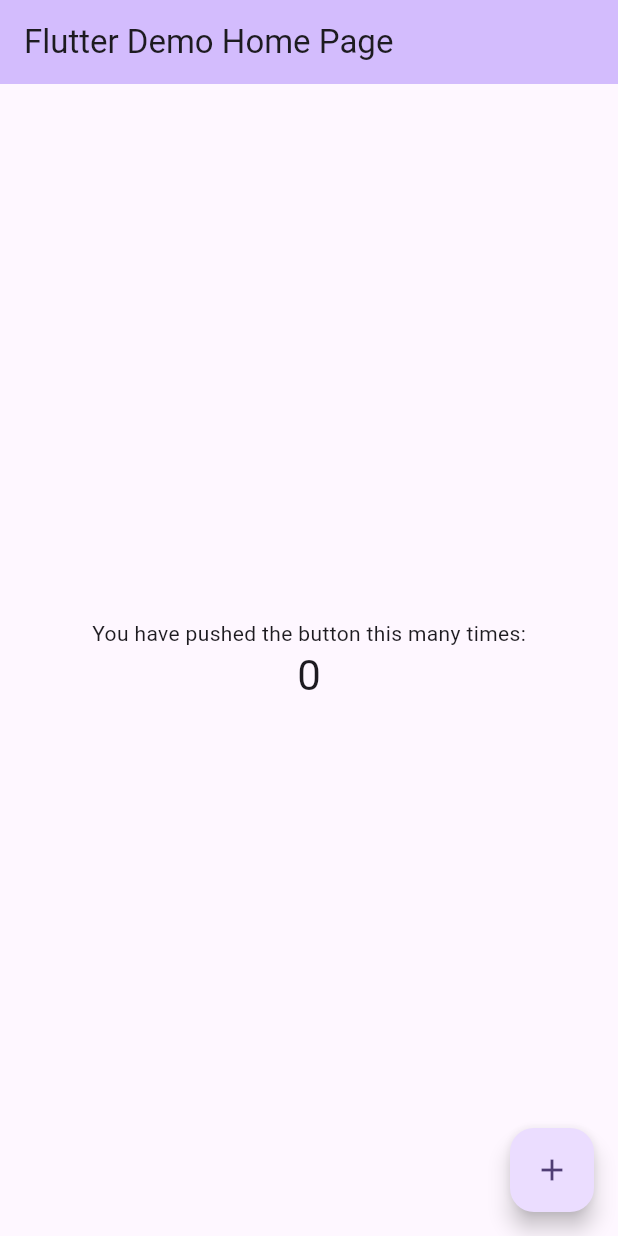
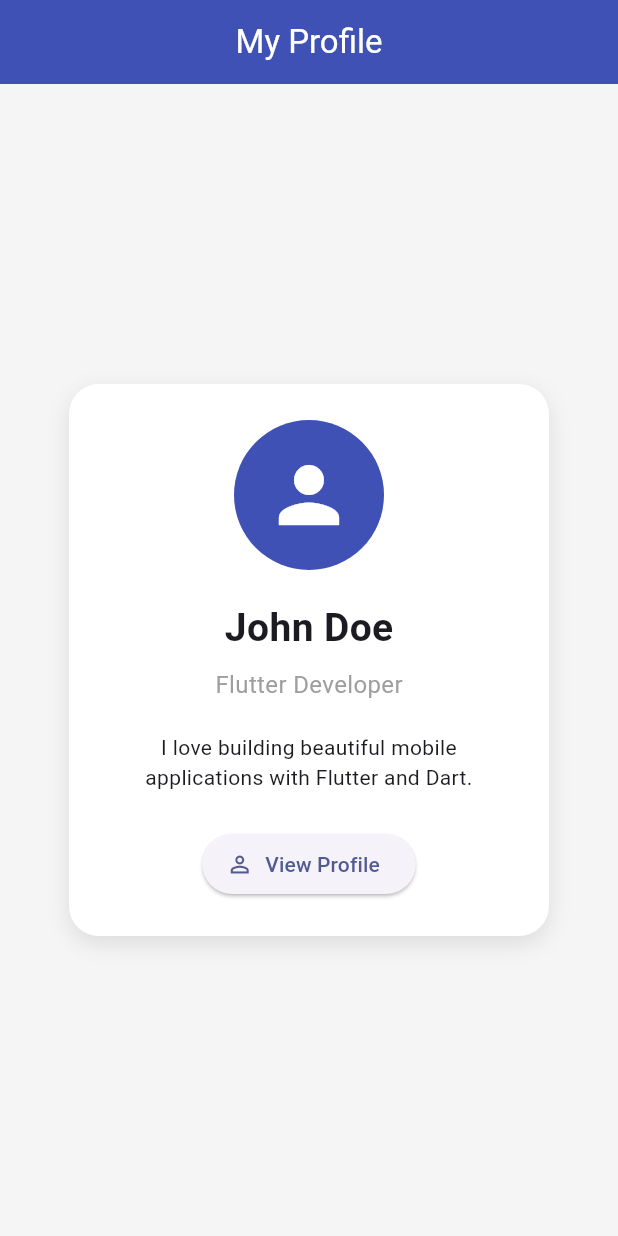
Before and after one commit to smsultan76/flutter_app, a Flutter app: the screen it shows after launch, on a phone screen of 412 x 824 dp. Run offline on Flutter 3.47's test engine with Material 3 defaults, Android fonts, the phone set to English and light mode, and no system bars.

Commit message:
profile card

```diff
--- a/lib/main.dart
+++ b/lib/main.dart
@@ -1,121 +1,122 @@
+
 import 'package:flutter/material.dart';
 
 void main() {
   runApp(const MyApp());
 }
 
+// Root application widget
 class MyApp extends StatelessWidget {
   const MyApp({super.key});
 
-  // This widget is the root of your application.
   @override
   Widget build(BuildContext context) {
     return MaterialApp(
-      title: 'Flutter Demo',
+      debugShowCheckedModeBanner: false,
+      title: 'My Profile App',
       theme: ThemeData(
-        // This is the theme of your application.
-        //
-        // TRY THIS: Try running your application with "flutter run". You'll see
-        // the application has a purple toolbar. Then, without quitting the app,
-        // try changing the seedColor in the colorScheme below to Colors.green
-        // and then invoke "hot reload" (save your changes or press the "hot
-        // reload" button in a Flutter-supported IDE, or press "r" if you used
-        // the command line to start the app).
-        //
-        // Notice that the counter didn't reset back to zero; the application
-        // state is not lost during the reload. To reset the state, use hot
-        // restart instead.
-        //
-        // This works for code too, not just values: Most code changes can be
-        // tested with just a hot reload.
-        colorScheme: .fromSeed(seedColor: Colors.deepPurple),
+        colorScheme: ColorScheme.fromSeed(
+          seedColor: Colors.indigo,
+        ),
+        useMaterial3: true,
       ),
-      home: const MyHomePage(title: 'Flutter Demo Home Page'),
+      home: const ProfilePage(),
     );
   }
 }
 
-class MyHomePage extends StatefulWidget {
-  const MyHomePage({super.key, required this.title});
-
-  // This widget is the home page of your application. It is stateful, meaning
-  // that it has a State object (defined below) that contains fields that affect
-  // how it looks.
-
-  // This class is the configuration for the state. It holds the values (in this
-  // case the title) provided by the parent (in this case the App widget) and
-  // used by the build method of the State. Fields in a Widget subclass are
-  // always marked "final".
-
-  final String title;
-
-  @override
-  State<MyHomePage> createState() => _MyHomePageState();
-}
-
-class _MyHomePageState extends State<MyHomePage> {
-  int _counter = 0;
-
-  void _incrementCounter() {
-    setState(() {
-      // This call to setState tells the Flutter framework that something has
-      // changed in this State, which causes it to rerun the build method below
-      // so that the display can reflect the updated values. If we changed
-      // _counter without calling setState(), then the build method would not be
-      // called again, and so nothing would appear to happen.
-      _counter++;
-    });
-  }
+// Profile screen
+class ProfilePage extends StatelessWidget {
+  const ProfilePage({super.key});
 
   @override
   Widget build(BuildContext context) {
-    // This method is rerun every time setState is called, for instance as done
-    // by the _incrementCounter method above.
-    //
-    // The Flutter framework has been optimized to make rerunning build methods
-    // fast, so that you can just rebuild anything that needs updating rather
-    // than having to individually change instances of widgets.
     return Scaffold(
+      backgroundColor: Colors.grey[100],
+
+      // Top application bar
       appBar: AppBar(
-        // TRY THIS: Try changing the color here to a specific color (to
-        // Colors.amber, perhaps?) and trigger a hot reload to see the AppBar
-        // change color while the other colors stay the same.
-        backgroundColor: Theme.of(context).colorScheme.inversePrimary,
-        // Here we take the value from the MyHomePage object that was created by
-        // the App.build method, and use it to set our appbar title.
-        title: Text(widget.title),
+        title: const Text('My Profile'),
+        backgroundColor: Colors.indigo,
+        foregroundColor: Colors.white,
+        centerTitle: true,
       ),
+
+      // Main screen content
       body: Center(
-        // Center is a layout widget. It takes a single child and positions it
-        // in the middle of the parent.
-        child: Column(
-          // Column is also a layout widget. It takes a list of children and
-          // arranges them vertically. By default, it sizes itself to fit its
-          // children horizontally, and tries to be as tall as its parent.
-          //
-          // Column has various properties to control how it sizes itself and
-          // how it positions its children. Here we use mainAxisAlignment to
-          // center the children vertically; the main axis here is the vertical
-          // axis because Columns are vertical (the cross axis would be
-          // horizontal).
-          //
-          // TRY THIS: Invoke "debug painting" (choose the "Toggle Debug Paint"
-          // action in the IDE, or press "p" in the console), to see the
-          // wireframe for each widget.
-          mainAxisAlignment: .center,
-          children: [
-            const Text('You have pushed the button this many times:'),
-            Text(
-              '$_counter',
-              style: Theme.of(context).textTheme.headlineMedium,
-            ),
-          ],
+        child: Container(
+          width: 320,
+          padding: const EdgeInsets.all(24),
+          decoration: BoxDecoration(
+            color: Colors.white,
+            borderRadius: BorderRadius.circular(20),
+            boxShadow: [
+              BoxShadow(
+                color: Colors.black.withValues(alpha: 0.1),
+                blurRadius: 12,
+                offset: const Offset(0, 5),
+              ),
+            ],
+          ),
+
+          child: Column(
+            mainAxisSize: MainAxisSize.min,
+            children: [
+              // Profile image placeholder
+              const CircleAvatar(
+                radius: 50,
+                backgroundColor: Colors.indigo,
+                child: Icon(
+                  Icons.person,
+                  size: 60,
+                  color: Colors.white,
+                ),
+              ),
+
+              const SizedBox(height: 20),
+
+              // Name
+              const Text(
+                'John Doe',
+                style: TextStyle(
+                  fontSize: 26,
+                  fontWeight: FontWeight.bold,
+                ),
+              ),
+
+              const SizedBox(height: 8),
+
+              // Profession
+              const Text(
+                'Flutter Developer',
+                style: TextStyle(
+                  fontSize: 16,
+                  color: Colors.grey,
+                ),
+              ),
+
+              const SizedBox(height: 20),
+
+              // Description
+              const Text(
+                'I love building beautiful mobile applications '
+                'with Flutter and Dart.',
+                textAlign: TextAlign.center,
+              ),
+
+              const SizedBox(height: 24),
+
+              // Action button
+              ElevatedButton.icon(
+                onPressed: () {
+                  debugPrint('Profile button clicked!');
+                },
+                icon: const Icon(Icons.person_outline),
+                label: const Text('View Profile'),
+              ),
+            ],
+          ),
         ),
-      ),
-      floatingActionButton: FloatingActionButton(
-        onPressed: _incrementCounter,
-        tooltip: 'Increment',
-        child: const Icon(Icons.add),
       ),
     );
   }
```
